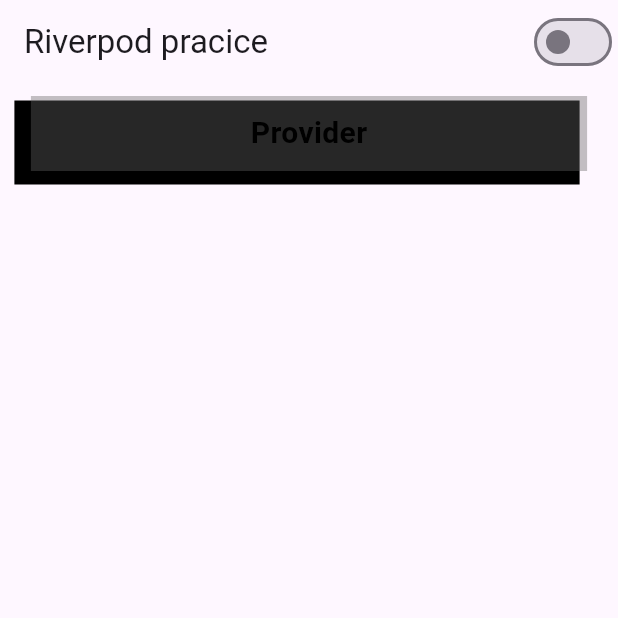
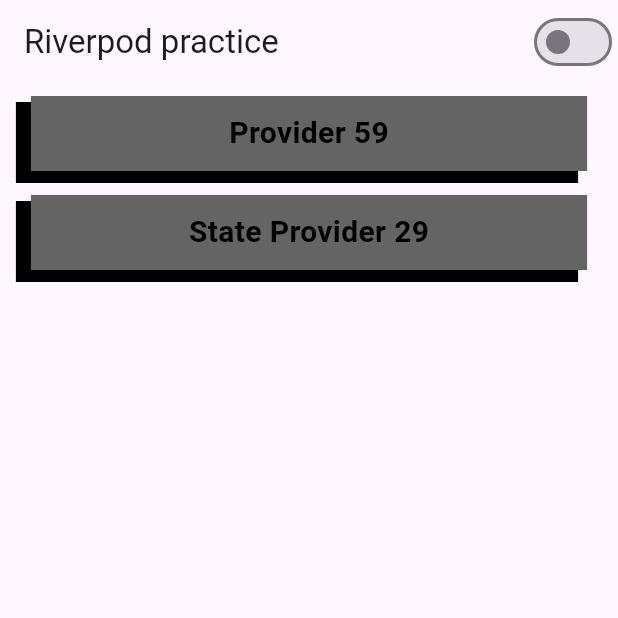
Before and after one commit to mustapha-amin/learning_riverpod, a Flutter app: the screen it shows after launch, on a phone screen of 412 x 824 dp, the top half of it. Run offline on Flutter 3.47's test engine with Material 3 defaults, Android fonts, the phone set to English and light mode, and no system bars; our stand-ins replace flutter_riverpod.

Commit message:
learnt state provider

```diff
--- a/lib/main.dart
+++ b/lib/main.dart
@@ -6,9 +6,21 @@ import 'screens/home/home.dart';
 void main() {
   runApp(
     const ProviderScope(
-      child: MaterialApp(
-        home: Home(),
-      ),
+      child: MyApp(),
     ),
   );
 }
+
+class MyApp extends ConsumerWidget {
+  const MyApp({super.key});
+
+  @override
+  Widget build(BuildContext context, WidgetRef ref) {
+    bool isDark = ref.watch(isDarkMode);
+    return MaterialApp(
+      debugShowCheckedModeBanner: false,
+      home: const Home(),
+      theme: isDark ? ThemeData.dark() : ThemeData.light(),
+    );
+  }
+}
--- a/lib/screens/home/home.dart
+++ b/lib/screens/home/home.dart
@@ -1,28 +1,42 @@
 import 'package:flutter/material.dart';
+import 'package:flutter_riverpod/flutter_riverpod.dart';
 import 'package:learning_riverpod/screens/providers/provider_screen.dart';
 import 'package:learning_riverpod/shared/provider_tile.dart';
+import 'package:learning_riverpod/screens/providers/state_provider_screen.dart';
 
-class Home extends StatelessWidget {
+StateProvider<bool> isDarkMode = StateProvider((ref) => false);
+
+class Home extends ConsumerWidget {
   const Home({super.key});
 
+  void toggleTheme(WidgetRef ref) {
+    ref.read(isDarkMode.notifier).state = !ref.watch(isDarkMode);
+  }
+
   @override
-  Widget build(BuildContext context) {
+  Widget build(BuildContext context, WidgetRef ref) {
     return Scaffold(
       appBar: AppBar(
-        title: const Text("Riverpod pracice"),
+        title: const Text("Riverpod practice"),
         actions: [
           Switch(
-            value: false,
-            onChanged: (_) {},
+            value: ref.watch(isDarkMode),
+            onChanged: (_) {
+              toggleTheme(ref);
+            },
           ),
         ],
       ),
-      body: const Center(
+      body: Center(
         child: Column(
           children: [
             ProviderTile(
-              title: "Provider",
-              destination: ProviderScreen(),
+              title: "Provider ${ref.watch(valueProvider)}",
+              destination: const ProviderScreen(),
+            ),
+            ProviderTile(
+              title: "State Provider ${ref.watch(stateProvider)}",
+              destination: const StateProviderScreen(),
             ),
           ],
         ),
--- a/lib/screens/providers/provider_screen.dart
+++ b/lib/screens/providers/provider_screen.dart
@@ -11,6 +11,7 @@ class ProviderScreen extends ConsumerWidget {
     return Scaffold(
       appBar: AppBar(
         title: const Text("Provider"),
+        centerTitle: true,
       ),
       body: Center(
         child: Text("The value is ${ref.watch(valueProvider)}"),
--- a/lib/shared/provider_tile.dart
+++ b/lib/shared/provider_tile.dart
@@ -13,7 +13,7 @@ class ProviderTile extends StatelessWidget {
   });
 
   Color randomColor() => Color.fromARGB(
-        Random().nextInt(225) + 30,
+        255,
         Random().nextInt(225) + 30,
         Random().nextInt(225) + 30,
         Random().nextInt(225) + 30,
@@ -37,7 +37,7 @@ class ProviderTile extends StatelessWidget {
           boxShadow: const [
             BoxShadow(
               color: Colors.black,
-              spreadRadius: 3,
+              spreadRadius: 2,
               offset: Offset(-8, 6),
             ),
           ],
```
Also changed, not shown: lib/screens/providers/state_provider_screen.dart (+36 -5 lines).
